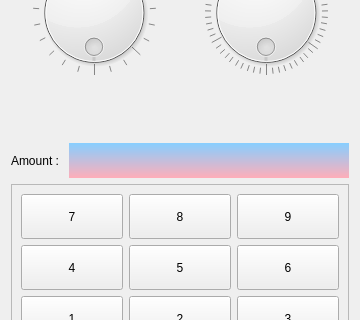
ic005k/Knot-Legacy, file dlgsettime.ui: the form before one commit; both pictures show x 0 to 360 and y 112 to 432 of the 360 by 725 pixel window.
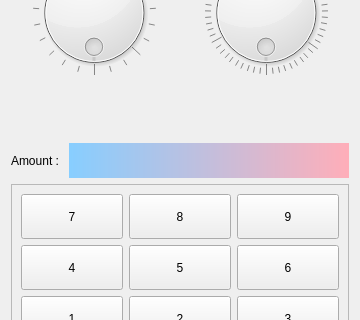
The form after the commit.

```diff
--- a/dlgsettime.ui
+++ b/dlgsettime.ui
@@ -152,7 +152,8 @@
 border-radius: 0px;
 padding: 0 8px;
 /*background: blue;*/
- background-color:qlineargradient(spread:pad,x1:0,y1:0,x2:0,y2:1,stop:0 #87CEFF,stop:1 #FFAEB9);  /*背景颜色*/
+/*background-color:qlineargradient(spread:pad,x1:0,y1:0,x2:0,y2:1,stop:0 #87CEFF,stop:1 #FFAEB9);  */
+background-color:qlineargradient(spread:pad,x1:1,y1:0,x2:0,y2:0,stop:0 #FFAEB9,stop:1 #87CEFF);  
 color:black;
 selection-background-color: lightblue;
 }</string>
```
